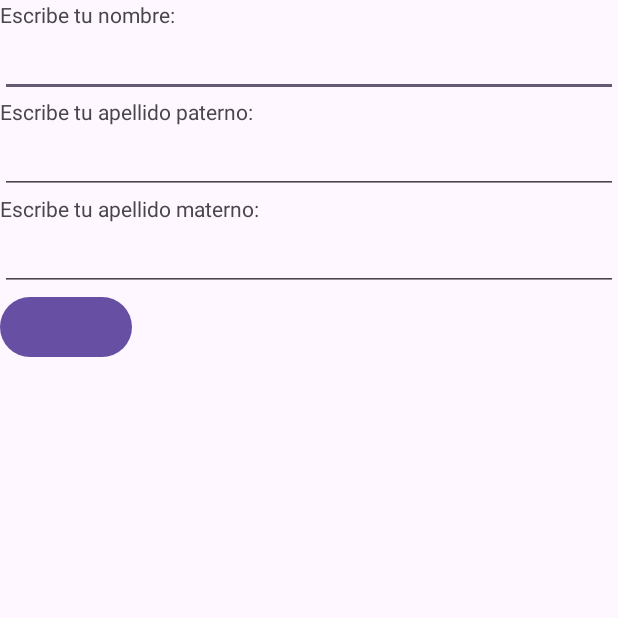
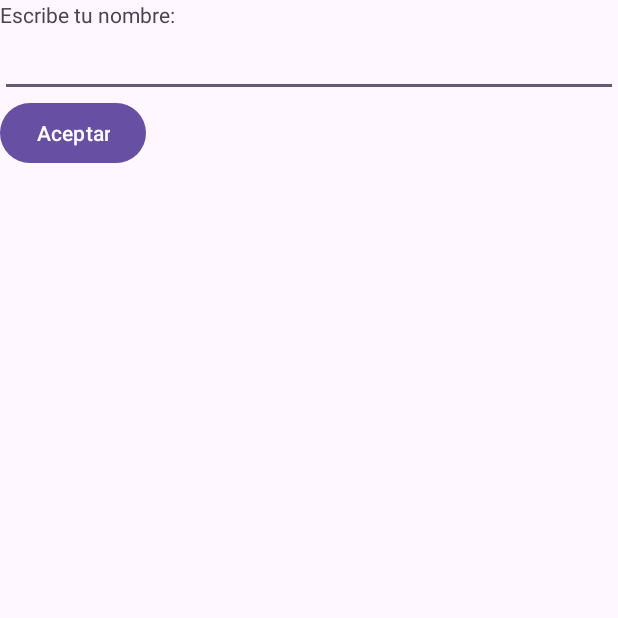
Before and after one commit to AleksIvanVel/fes_aragon, an Android app: the screen it shows after launch (MainActivity), on a phone screen of 412 x 824 dp, the top half of it. Run offline under Robolectric (Android 15) with nearby library versions, the phone set to English and light mode, and no system bars.

Commit message:
UPDATE aplicacion_1

```diff
--- a/SEMESTRE_6/TEMAS_ESPECIALES_COMPUTACION/aplicacion_1/app/src/main/java/com/example/aplicacion_1/MainActivity.java
+++ b/SEMESTRE_6/TEMAS_ESPECIALES_COMPUTACION/aplicacion_1/app/src/main/java/com/example/aplicacion_1/MainActivity.java
@@ -1,5 +1,6 @@
 package com.example.aplicacion_1;
 
+import android.annotation.SuppressLint;
 import android.content.Intent;
 import android.os.Bundle;
 import android.view.View;
@@ -13,6 +14,7 @@ public class MainActivity extends AppCompatActivity {
     private EditText txtNombre;
     private Button btnAceptar;
 
+    @SuppressLint("MissingInflatedId")
     @Override
     protected void onCreate(Bundle savedInstanceState) {
         super.onCreate(savedInstanceState);
@@ -26,14 +28,15 @@ public class MainActivity extends AppCompatActivity {
         btnAceptar.setOnClickListener(new View.OnClickListener() {
             @Override
             public void onClick(View v) {
-            //Creamos el Intent
+                //Creamos el Intent
                 Intent intent = new Intent(MainActivity.this, SaludoActivity.class);
 
-            //Creamos la información a pasar entre actividades
+                //Creamos la información a pasar entre actividades
                 Bundle b = new Bundle();
                 b.putString("NOMBRE", txtNombre.getText().toString());
 
-            //Añadimos la información al intent
+
+                //Añadimos la información al intent
                 intent.putExtras(b);
 
                 //Iniciamos la nueva actividad
--- a/SEMESTRE_6/TEMAS_ESPECIALES_COMPUTACION/aplicacion_1/app/src/main/java/com/example/aplicacion_1/SaludoActivity.java
+++ b/SEMESTRE_6/TEMAS_ESPECIALES_COMPUTACION/aplicacion_1/app/src/main/java/com/example/aplicacion_1/SaludoActivity.java
@@ -3,29 +3,27 @@ package com.example.aplicacion_1;
 import android.annotation.SuppressLint;
 import android.os.Bundle;
 import android.widget.TextView;
+import androidx.appcompat.app.AppCompatActivity;
 
-import androidx.activity.EdgeToEdge;
-import androidx.appcompat.app.AppCompatActivity;
-import androidx.core.graphics.Insets;
-import androidx.core.view.ViewCompat;
-import androidx.core.view.WindowInsetsCompat;
 
 public class SaludoActivity extends AppCompatActivity{
+    @SuppressLint("SetTextI18n")
 
-    @SuppressLint("SetTextI18n")
+    private TextView saludo;
+
     @Override
     protected void onCreate(Bundle savedInstanceState) {
         super.onCreate(savedInstanceState);
         setContentView(R.layout.activity_saludo);
 
         //Localizar los controles
-        TextView txtSaludo = (TextView) findViewById(R.id.txtSaludo);
+        TextView saludo = (TextView) findViewById(R.id.txtSaludo);
 
         //Recuperamos la información pasada en el intent
         Bundle bundle = this.getIntent().getExtras();
 
         //Construimos el mensaje a mostrar
         assert bundle != null;
-        txtSaludo.setText("Hola " + bundle.getString("NOMBRE"));
+        saludo.setText("Hola " + bundle.getString("NOMBRE"));
     }
 }
--- a/SEMESTRE_6/TEMAS_ESPECIALES_COMPUTACION/aplicacion_1/app/src/main/res/layout/activity_main.xml
+++ b/SEMESTRE_6/TEMAS_ESPECIALES_COMPUTACION/aplicacion_1/app/src/main/res/layout/activity_main.xml
@@ -20,34 +20,6 @@
         android:inputType="text"
         android:visibility="visible" />
 
-    <TextView
-        android:id="@+id/lblApPaterno"
-        android:layout_width="wrap_content"
-        android:layout_height="wrap_content"
-        android:text="@string/ap_paterno"
-        android:visibility="visible" />
-
-    <EditText
-        android:id="@+id/txtApPaterno"
-        android:layout_width="match_parent"
-        android:layout_height="wrap_content"
-        android:inputType="text"
-        android:visibility="visible" />
-
-    <TextView
-        android:id="@+id/lblApMaterno"
-        android:layout_width="wrap_content"
-        android:layout_height="wrap_content"
-        android:text="@string/ap_materno"
-        android:visibility="visible" />
-
-    <EditText
-        android:id="@+id/txtApMaterno"
-        android:layout_width="match_parent"
-        android:layout_height="wrap_content"
-        android:inputType="text"
-        android:visibility="visible" />
-
     <Button
         android:id="@+id/btnAceptar"
         android:layout_width="wrap_content"
--- a/SEMESTRE_6/TEMAS_ESPECIALES_COMPUTACION/aplicacion_1/app/src/main/res/layout/activity_saludo.xml
+++ b/SEMESTRE_6/TEMAS_ESPECIALES_COMPUTACION/aplicacion_1/app/src/main/res/layout/activity_saludo.xml
@@ -7,7 +7,6 @@
 
     <TextView android:id="@+id/txtSaludo"
         android:layout_width="wrap_content"
-        android:layout_height="wrap_content"
-        android:text=" " />
+        android:layout_height="wrap_content" />
 
 </LinearLayout>
--- a/SEMESTRE_6/TEMAS_ESPECIALES_COMPUTACION/aplicacion_1/app/src/main/res/values/strings.xml
+++ b/SEMESTRE_6/TEMAS_ESPECIALES_COMPUTACION/aplicacion_1/app/src/main/res/values/strings.xml
@@ -3,5 +3,5 @@
     <string name="nombre">Escribe tu nombre:</string>
     <string name="ap_paterno">Escribe tu apellido paterno:</string>
     <string name="ap_materno">Escribe tu apellido materno:</string>
-    <string name="aceptar" />
+    <string name="aceptar">Aceptar</string>
 </resources>
```
